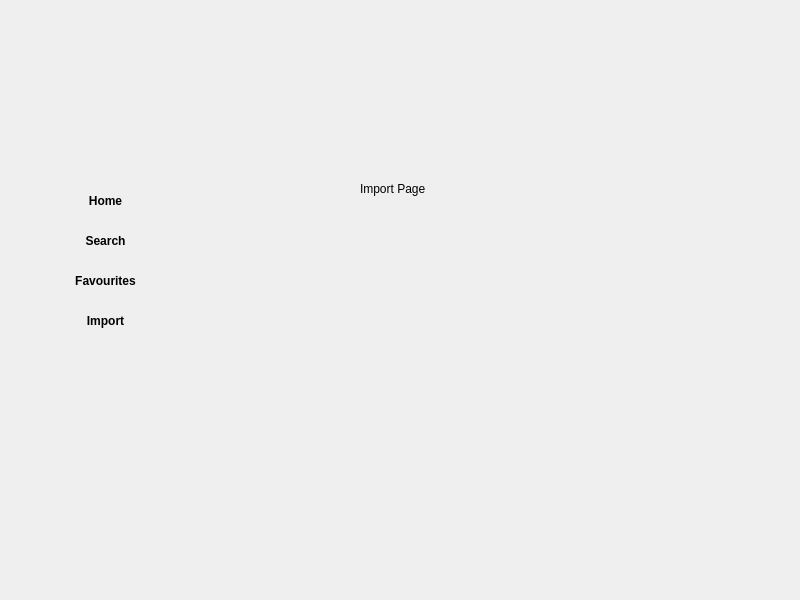
First picture: the form in MelodiMix/melodimix.ui, repository SaiPha454/melodimix, before the edit.
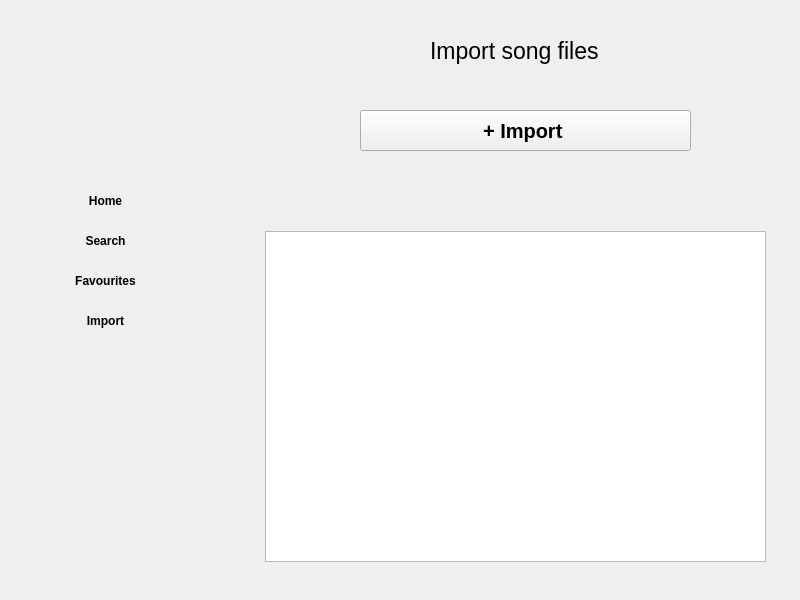
Second picture: the form after the edit. The open tabs and pages were chosen to show the change. Icons and pictures are not drawn.

Commit message: Add set up imported page

The edit to the form file:
```diff
--- a/MelodiMix/melodimix.ui
+++ b/MelodiMix/melodimix.ui
@@ -608,20 +608,75 @@
      </widget>
     </widget>
     <widget class="QWidget" name="ImportPage">
-     <widget class="QLabel" name="label_4">
+     <widget class="QLabel" name="import_page_header">
+      <property name="geometry">
+       <rect>
+        <x>210</x>
+        <y>30</y>
+        <width>201</width>
+        <height>41</height>
+       </rect>
+      </property>
+      <property name="font">
+       <font>
+        <pointsize>17</pointsize>
+       </font>
+      </property>
+      <property name="styleSheet">
+       <string notr="true">color:&quot;white&quot;</string>
+      </property>
+      <property name="text">
+       <string>Import song files</string>
+      </property>
+     </widget>
+     <widget class="QPushButton" name="import_btn">
       <property name="geometry">
        <rect>
         <x>140</x>
-        <y>180</y>
-        <width>131</width>
-        <height>17</height>
+        <y>110</y>
+        <width>331</width>
+        <height>41</height>
        </rect>
       </property>
+      <property name="font">
+       <font>
+        <pointsize>15</pointsize>
+        <bold>true</bold>
+       </font>
+      </property>
       <property name="styleSheet">
-       <string notr="true">color:&quot;red&quot;</string>
+       <string notr="true">color:&quot;black&quot;;
+background-color:&quot;white&quot;;
+border-radius:&quot;20px&quot;</string>
       </property>
       <property name="text">
-       <string>Import Page</string>
+       <string>+ Import </string>
+      </property>
+     </widget>
+     <widget class="QListWidget" name="listWidget">
+      <property name="geometry">
+       <rect>
+        <x>45</x>
+        <y>231</y>
+        <width>501</width>
+        <height>331</height>
+       </rect>
+      </property>
+     </widget>
+     <widget class="QLabel" name="imported_files_label">
+      <property name="geometry">
+       <rect>
+        <x>60</x>
+        <y>190</y>
+        <width>431</width>
+        <height>21</height>
+       </rect>
+      </property>
+      <property name="styleSheet">
+       <string notr="true">color:&quot;white&quot;</string>
+      </property>
+      <property name="text">
+       <string/>
       </property>
      </widget>
     </widget>
```
The commit also changes 38 other files.
